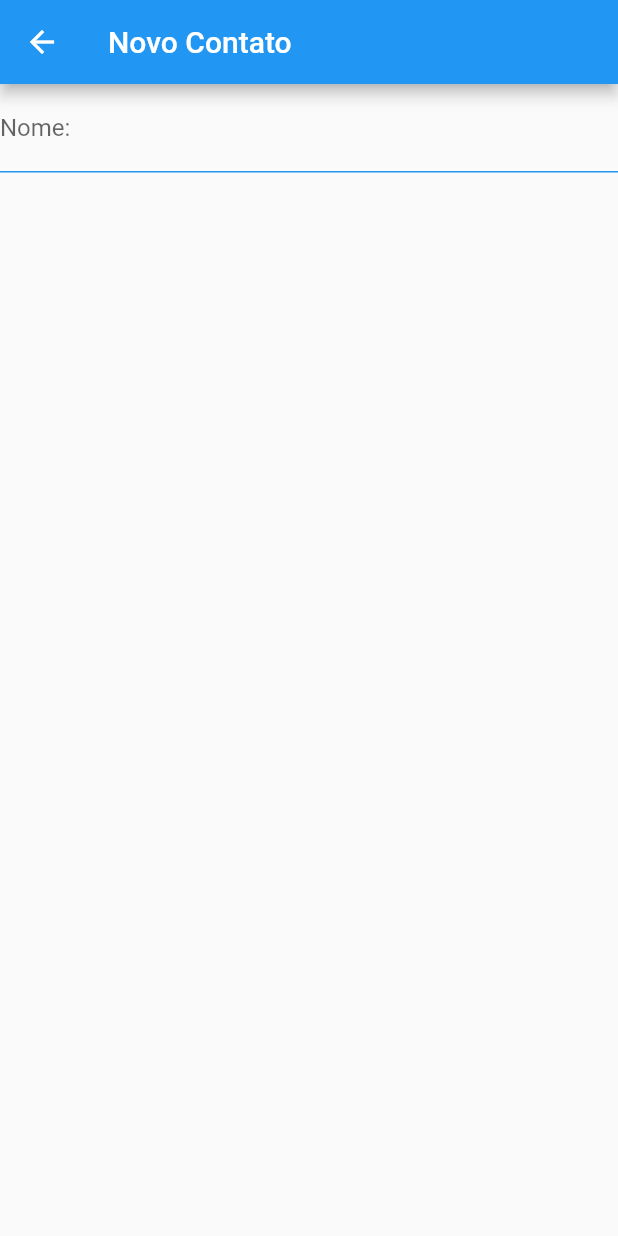
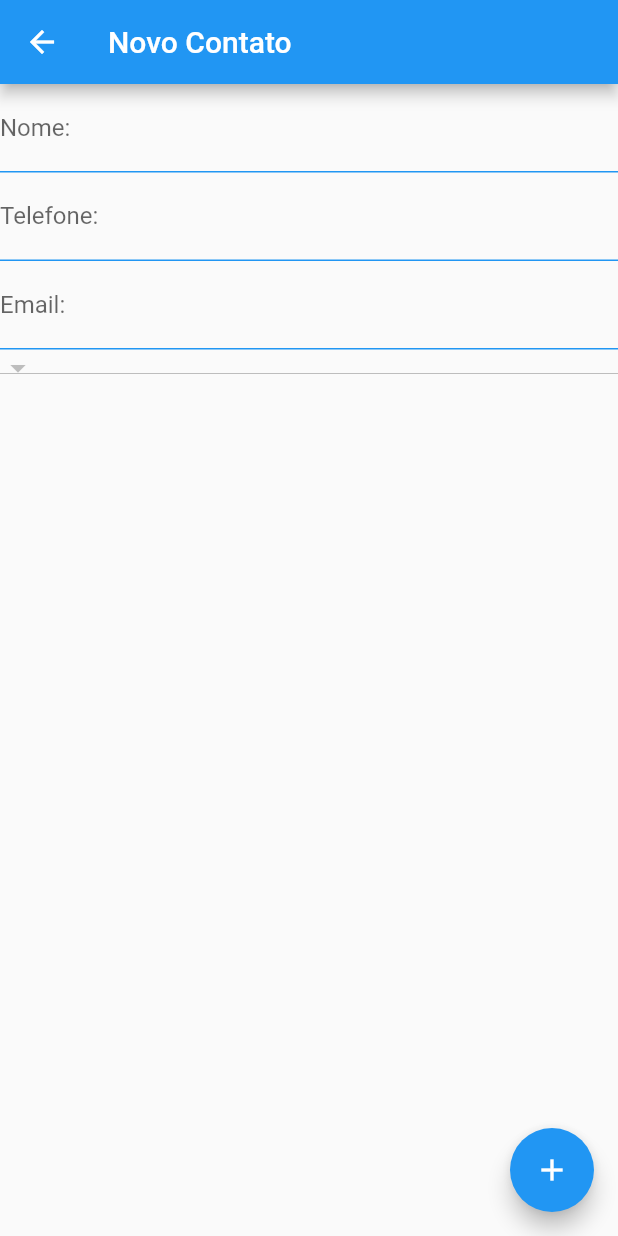
Before and after one commit to AndreiiMorais/contatos, a Flutter app: the Cadastro screen opened by its route, on a phone screen of 412 x 824 dp. Run offline on Flutter 3.47's test engine with Material 2 defaults, Android fonts, the phone set to English and light mode, and no system bars.

Commit message:
created textfield telefone/email

```diff
--- a/lista_contatos/lib/src/view/cadastro.dart
+++ b/lista_contatos/lib/src/view/cadastro.dart
@@ -3,11 +3,12 @@ import 'package:lista_contatos/src/model/model_contatos.dart';
 
 class Cadastro extends StatelessWidget {
   TextEditingController control = TextEditingController();
+  List<ContatosModel> lista = [];
+  late ContatosModel listaAdicao;
   Cadastro({Key? key}) : super(key: key);
 
   @override
   Widget build(BuildContext context) {
-    List<ContatosModel> lista = [];
     String nome;
     return Scaffold(
       appBar: AppBar(
@@ -16,17 +17,51 @@ class Cadastro extends StatelessWidget {
       body: ListView(
         children: [
           TextField(
+            controller: control,
             onChanged: (value) {
-              value = control.text;
-              nome = value;
+              if (control.text.isNotEmpty) {
+                listaAdicao.nome = control.text;
+              }
             },
-            controller: control,
             decoration: const InputDecoration(
                 label: Text('Nome:'),
                 enabledBorder: UnderlineInputBorder(
                     borderSide: BorderSide(color: Colors.blue))),
           ),
+          TextField(
+            controller: control,
+            onChanged: (value) {
+              if (control.text.isNotEmpty) {
+                listaAdicao.telefone = control.text;
+              }
+            },
+            decoration: const InputDecoration(
+                label: Text('Telefone:'),
+                enabledBorder: UnderlineInputBorder(
+                    borderSide: BorderSide(color: Colors.blue))),
+          ),
+          TextField(
+            controller: control,
+            onChanged: (value) {
+              if (control.text.isNotEmpty) {
+                listaAdicao.email = control.text;
+              }
+            },
+            decoration: const InputDecoration(
+                label: Text('Email:'),
+                enabledBorder: UnderlineInputBorder(
+                    borderSide: BorderSide(color: Colors.blue))),
+          ),
+          DropdownButton(items: [
+
+          ],)
         ],
+      ),
+      floatingActionButton: FloatingActionButton(
+        child: Icon(Icons.add),
+        onPressed: () {
+          lista.add(listaAdicao);
+        },
       ),
     );
   }
```
